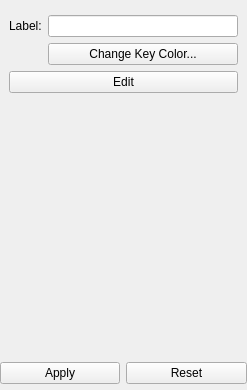
This is Application/qInputPropertiesWidget.ui in Sprunth/RGG as Qt 5 draws it before an edit. The edited form follows.
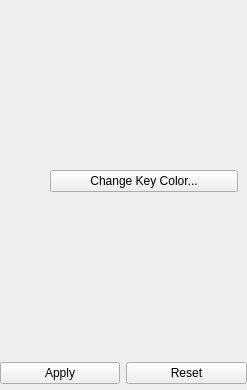
This is the edited form. The open tabs and pages were chosen to show the change.

Diff of the .ui file:
```diff
--- a/Application/qInputPropertiesWidget.ui
+++ b/Application/qInputPropertiesWidget.ui
@@ -446,39 +446,29 @@
       </layout>
      </widget>
      <widget class="QWidget" name="pagePinCell">
-      <layout class="QGridLayout" name="gridLayout_10">
-       <item row="4" column="1">
-        <spacer name="verticalSpacer_2">
-         <property name="orientation">
-          <enum>Qt::Vertical</enum>
-         </property>
-         <property name="sizeHint" stdset="0">
-          <size>
-           <width>20</width>
-           <height>40</height>
-          </size>
-         </property>
-        </spacer>
-       </item>
-       <item row="0" column="0">
-        <widget class="QLabel" name="label_12">
-         <property name="text">
-          <string>Label:</string>
-         </property>
-        </widget>
-       </item>
-       <item row="0" column="1">
-        <widget class="QLineEdit" name="PinCellLabel"/>
-       </item>
-       <item row="2" column="0" colspan="2">
-        <widget class="QPushButton" name="advancedButton">
-         <property name="text">
-          <string>Edit</string>
-         </property>
-        </widget>
-       </item>
-       <item row="1" column="0">
+      <layout class="QVBoxLayout" name="verticalLayout_2">
+       <item>
+        <layout class="QHBoxLayout" name="horizontalLayout_6">
+         <item>
         <widget class="QLabel" name="colorSwatch">
+           <property name="sizePolicy">
+            <sizepolicy hsizetype="Preferred" vsizetype="Fixed">
+             <horstretch>0</horstretch>
+             <verstretch>0</verstretch>
+            </sizepolicy>
+           </property>
+           <property name="minimumSize">
+            <size>
+             <width>30</width>
+             <height>20</height>
+            </size>
+           </property>
+           <property name="maximumSize">
+            <size>
+             <width>35</width>
+             <height>20</height>
+            </size>
+           </property>
          <property name="autoFillBackground">
           <bool>true</bool>
          </property>
@@ -487,12 +477,17 @@
          </property>
         </widget>
        </item>
-       <item row="1" column="1">
+         <item>
         <widget class="QPushButton" name="colorSelectButton">
          <property name="text">
           <string>Change Key Color...</string>
          </property>
         </widget>
+         </item>
+        </layout>
+       </item>
+       <item>
+        <layout class="QVBoxLayout" name="pinEditorContainer"/>
        </item>
       </layout>
      </widget>
```
Left out of the diff: 22 changed lines with no effect on the pictures. Lines whose indentation alone changed are shown as unchanged.
